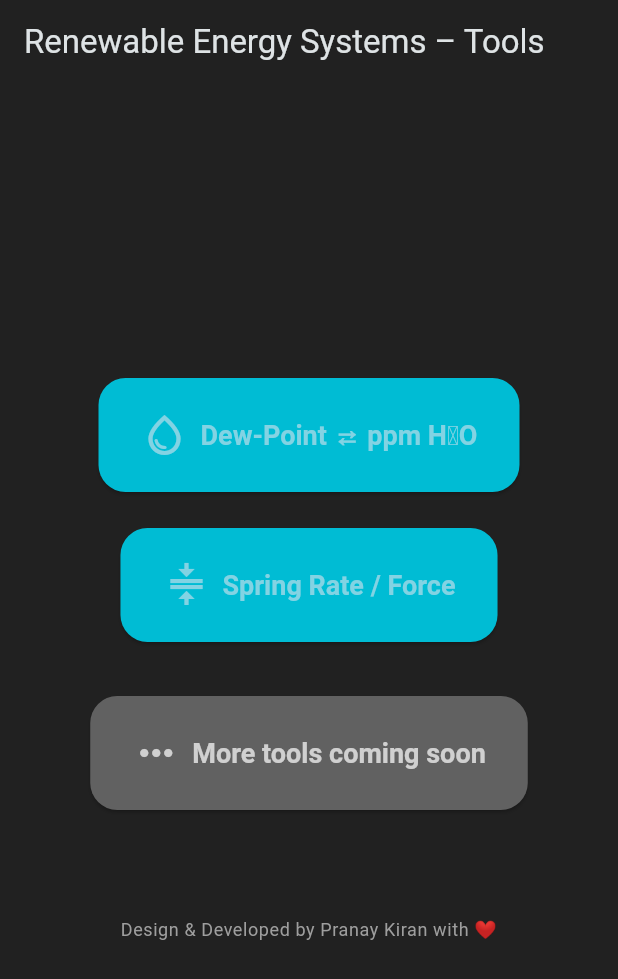
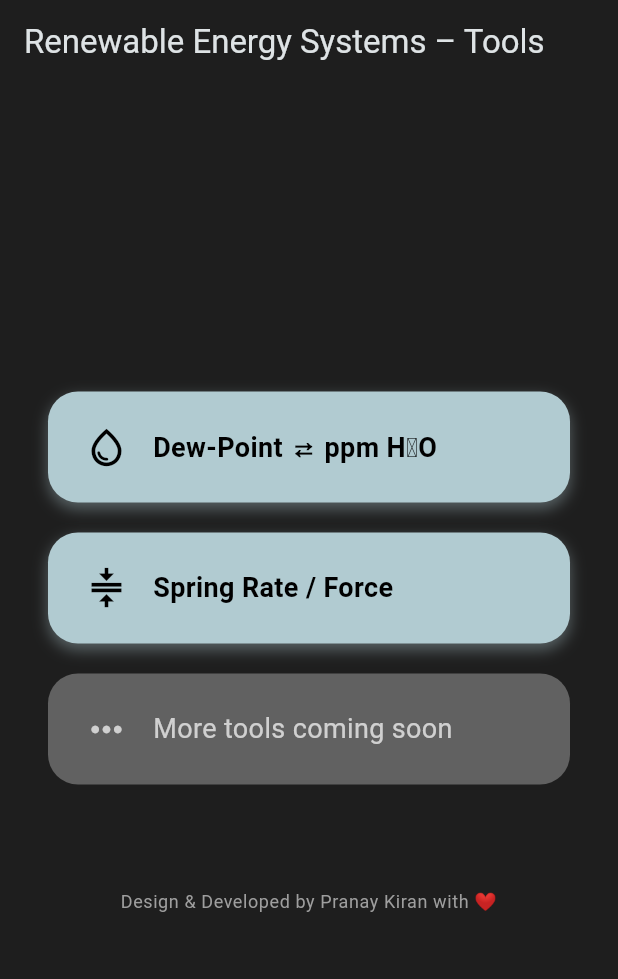
Before and after one commit to Renewable-Energy-Systems/RES_Calci, a Flutter app: the screen it shows after launch, on a phone screen of 412 x 824 dp. Shown: the top 979 px of the screen. Run offline on Flutter 3.47's test engine with Material 3 defaults, Android fonts, the phone set to English and light mode, and no system bars.

Commit message:
Improve Homescreen
Signed-off-by: kiranpranay <kiranpranay12@gmail.com>

```diff
--- a/lib/main.dart
+++ b/lib/main.dart
@@ -2,6 +2,7 @@ import 'package:flutter/material.dart';
 import 'ppm.dart';
 import 'spring.dart';
 
+/// Home launcher for all RES calculation tools – refreshed dark UI.
 void main() => runApp(const RESApp());
 
 class RESApp extends StatelessWidget {
@@ -9,12 +10,12 @@ class RESApp extends StatelessWidget {
 
   @override
   Widget build(BuildContext context) {
-    const seed = Color(0xFF00BCD4);
+    const seed = Color(0xFF00BCD4); // cyan accent
     return MaterialApp(
       debugShowCheckedModeBanner: false,
       title: 'RES Tools',
       theme: ThemeData.dark().copyWith(
-        scaffoldBackgroundColor: const Color(0xFF212121),
+        scaffoldBackgroundColor: const Color(0xFF1E1E1E),
         colorScheme: ColorScheme.fromSeed(
           seedColor: seed,
           brightness: Brightness.dark,
@@ -22,14 +23,16 @@ class RESApp extends StatelessWidget {
         elevatedButtonTheme: ElevatedButtonThemeData(
           style: ElevatedButton.styleFrom(
             backgroundColor: seed,
-            padding: const EdgeInsets.symmetric(vertical: 22, horizontal: 28),
+            foregroundColor: Colors.black, // better contrast on cyan
+            padding: const EdgeInsets.symmetric(vertical: 22),
             shape: RoundedRectangleBorder(
-              borderRadius: BorderRadius.circular(18),
+              borderRadius: BorderRadius.circular(20),
             ),
             textStyle: const TextStyle(
               fontSize: 18,
               fontWeight: FontWeight.w600,
             ),
+            elevation: 4,
           ),
         ),
       ),
@@ -43,22 +46,67 @@ class HomePage extends StatelessWidget {
 
   @override
   Widget build(BuildContext context) {
+    final accent = Theme.of(context).colorScheme.secondary;
+
+    Widget toolButton({
+      required IconData icon,
+      required String label,
+      required VoidCallback onTap,
+    }) => Padding(
+      padding: const EdgeInsets.symmetric(vertical: 10),
+      child: InkWell(
+        borderRadius: BorderRadius.circular(20),
+        onTap: onTap,
+        splashColor: accent.withOpacity(0.2),
+        child: Ink(
+          decoration: BoxDecoration(
+            color: accent,
+            borderRadius: BorderRadius.circular(20),
+            boxShadow: [
+              BoxShadow(
+                color: accent.withOpacity(0.4),
+                blurRadius: 8,
+                offset: const Offset(0, 4),
+              ),
+            ],
+          ),
+          child: Padding(
+            padding: const EdgeInsets.symmetric(vertical: 22, horizontal: 24),
+            child: Row(
+              mainAxisSize: MainAxisSize.min,
+              children: [
+                Icon(icon, size: 30, color: Colors.black),
+                const SizedBox(width: 16),
+                Text(
+                  label,
+                  style: const TextStyle(
+                    fontSize: 18,
+                    fontWeight: FontWeight.w600,
+                    color: Colors.black,
+                  ),
+                ),
+              ],
+            ),
+          ),
+        ),
+      ),
+    );
+
     return Scaffold(
       appBar: AppBar(
+        elevation: 0,
+        backgroundColor: Colors.transparent,
         title: const Text('Renewable Energy Systems – Tools'),
-        backgroundColor: Colors.transparent,
-        elevation: 0,
       ),
       body: Center(
-        child: Padding(
-          padding: const EdgeInsets.all(24),
-          child: Column(
-            mainAxisAlignment: MainAxisAlignment.center,
+        child: ListView(
+          shrinkWrap: true,
+          padding: const EdgeInsets.symmetric(horizontal: 32),
           children: [
-              ElevatedButton.icon(
-                icon: const Icon(Icons.water_drop_outlined, size: 32),
-                label: const Text('Dew-Point ⇄ ppm H₂O'),
-                onPressed:
+            toolButton(
+              icon: Icons.water_drop_outlined,
+              label: 'Dew-Point ⇄ ppm H₂O',
+              onTap:
                   () => Navigator.push(
                     context,
                     MaterialPageRoute(
@@ -66,11 +114,10 @@ class HomePage extends StatelessWidget {
                     ),
                   ),
             ),
-              const SizedBox(height: 24),
-              ElevatedButton.icon(
-                icon: const Icon(Icons.compress, size: 32),
-                label: const Text('Spring Rate / Force'),
-                onPressed:
+            toolButton(
+              icon: Icons.compress,
+              label: 'Spring Rate / Force',
+              onTap:
                   () => Navigator.push(
                     context,
                     MaterialPageRoute(
@@ -78,26 +125,46 @@ class HomePage extends StatelessWidget {
                     ),
                   ),
             ),
-              const SizedBox(height: 36),
-              ElevatedButton.icon(
-                icon: const Icon(Icons.more_horiz, size: 32),
-                label: const Text('More tools coming soon'),
-                onPressed: () {},
-                style: ElevatedButton.styleFrom(
-                  backgroundColor: Colors.grey.shade700,
-                  foregroundColor: Colors.white70,
+            Padding(
+              padding: const EdgeInsets.symmetric(vertical: 10),
+              child: InkWell(
+                borderRadius: BorderRadius.circular(20),
+                onTap: () {},
+                child: Ink(
+                  decoration: BoxDecoration(
+                    color: Colors.grey.shade700,
+                    borderRadius: BorderRadius.circular(20),
+                  ),
+                  child: const Padding(
+                    padding: EdgeInsets.symmetric(vertical: 22, horizontal: 24),
+                    child: Row(
+                      mainAxisSize: MainAxisSize.min,
+                      children: [
+                        Icon(Icons.more_horiz, size: 30, color: Colors.white70),
+                        SizedBox(width: 16),
+                        Text(
+                          'More tools coming soon',
+                          style: TextStyle(fontSize: 18, color: Colors.white70),
+                        ),
+                      ],
                     ),
                   ),
-              const SizedBox(height: 72),
-              Text(
+                ),
+              ),
+            ),
+            const SizedBox(height: 60),
+            Align(
+              alignment: Alignment.bottomCenter,
+              child: Text(
                 'Design & Developed by Pranay Kiran with ❤',
                 style: Theme.of(
                   context,
                 ).textTheme.bodySmall?.copyWith(color: Colors.grey),
                 textAlign: TextAlign.center,
               ),
+            ),
+            const SizedBox(height: 20),
           ],
-          ),
         ),
       ),
     );
```
Lines whose indentation alone changed are shown as unchanged.
